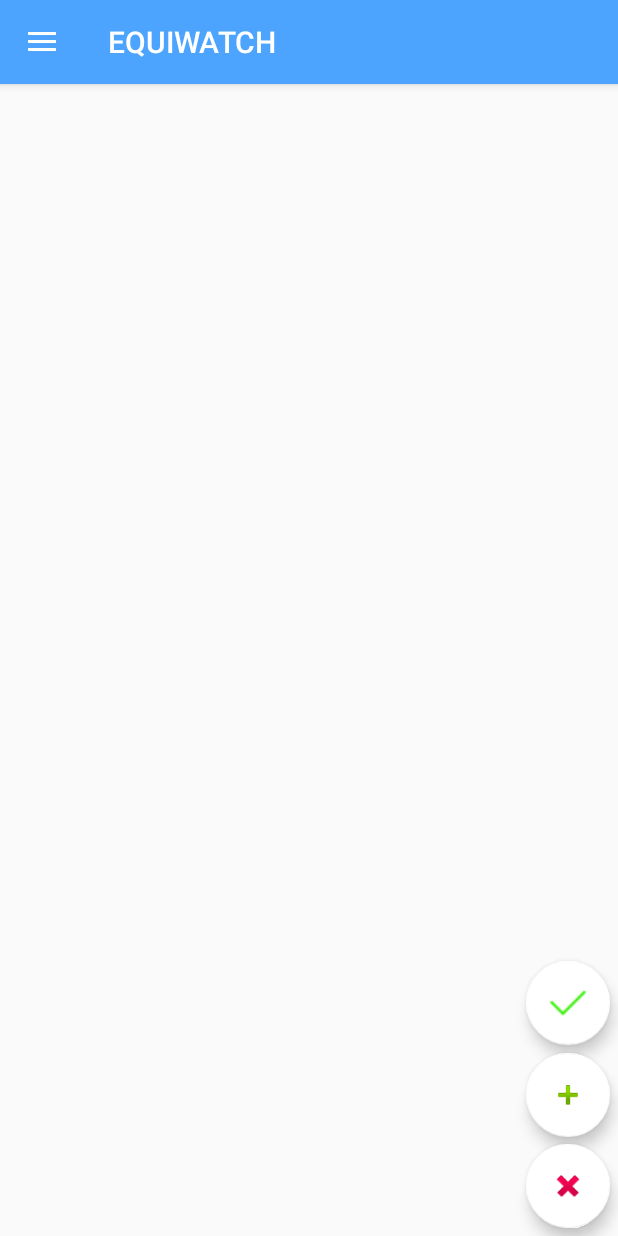
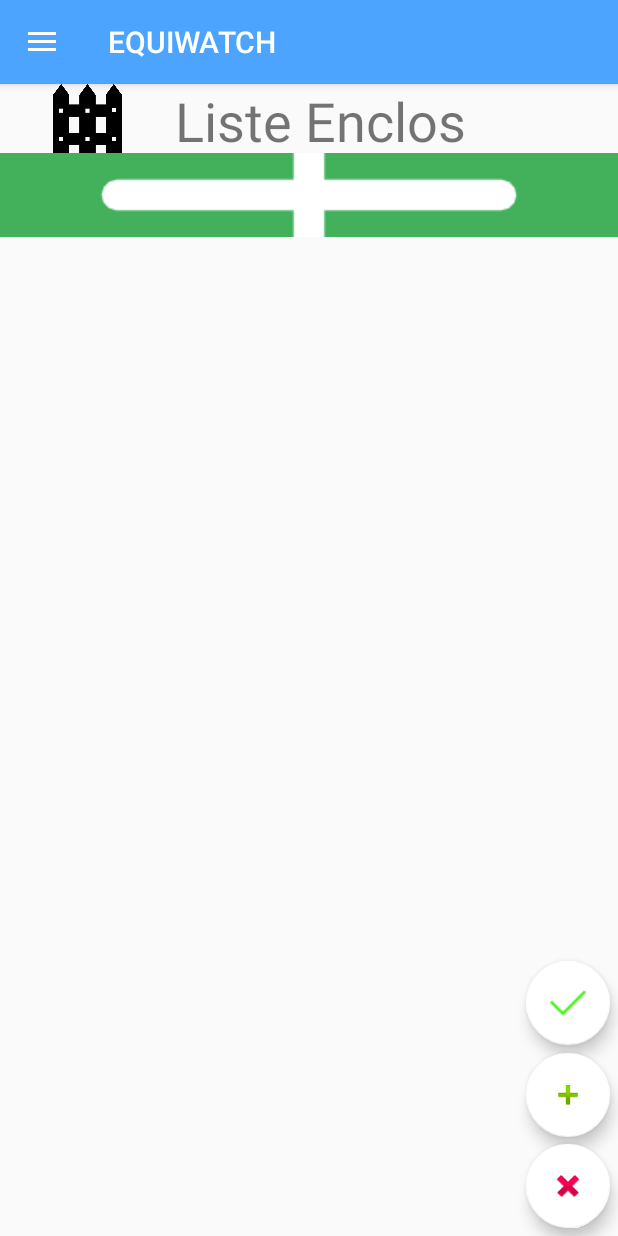
Before and after one commit to NexonSebastien/equiwatch, an Android app: the fragment EnclosFragment placed in its activity, on a phone screen of 412 x 824 dp. Run offline under Robolectric (Android 15) with nearby library versions, the phone set to English and light mode, and no system bars.

Commit message:
modifivation visuelé

```diff
--- a/app/src/main/res/layout/fragment_enclos.xml
+++ b/app/src/main/res/layout/fragment_enclos.xml
@@ -32,7 +32,7 @@
 
     <LinearLayout
         android:layout_width="match_parent"
-        android:layout_height="189dp"
+        android:layout_height="102dp"
         android:orientation="vertical">
 
         <LinearLayout
@@ -42,13 +42,41 @@
 
             <LinearLayout
                 android:layout_width="match_parent"
-                android:layout_height="match_parent"
-                android:orientation="vertical"></LinearLayout>
+                android:layout_height="91dp"
+                android:layout_weight="1">
+
+                <ImageView
+                    android:id="@+id/imageView3"
+                    android:layout_width="233dp"
+                    android:layout_height="match_parent"
+                    android:layout_weight="1"
+                    app:srcCompat="@drawable/fence" />
+
+                <TextView
+                    android:id="@+id/textView3"
+                    android:layout_width="match_parent"
+                    android:layout_height="match_parent"
+                    android:layout_weight="1"
+                    android:text="Liste Enclos"
+                    android:textSize="36sp" />
+            </LinearLayout>
 
             <LinearLayout
                 android:layout_width="match_parent"
                 android:layout_height="match_parent"
-                android:orientation="vertical"></LinearLayout>
+                android:layout_weight="1"
+                android:gravity="right"
+                android:orientation="vertical">
+
+                <ImageButton
+                    android:id="@+id/imageButton2"
+                    android:layout_width="wrap_content"
+                    android:layout_height="wrap_content"
+                    android:focusableInTouchMode="false"
+                    android:verticalScrollbarPosition="defaultPosition"
+                    android:visibility="visible"
+                    app:srcCompat="@drawable/add" />
+            </LinearLayout>
         </LinearLayout>
     </LinearLayout>
 
```
